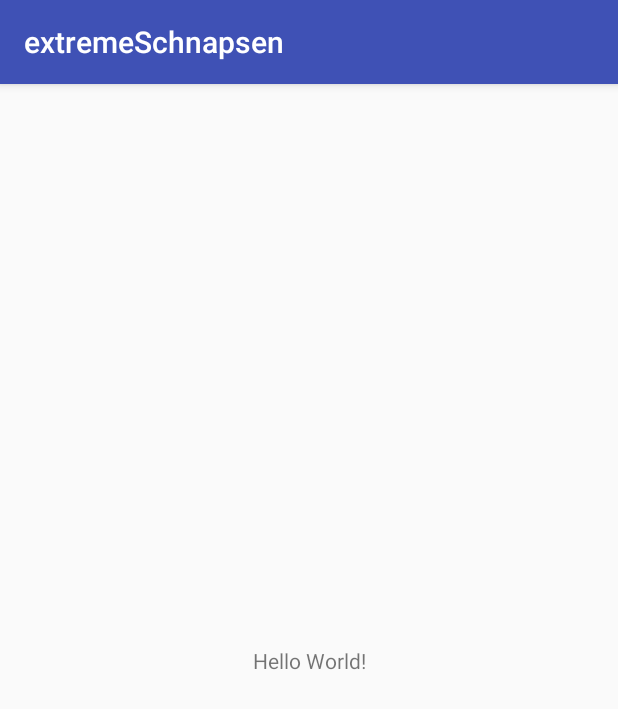
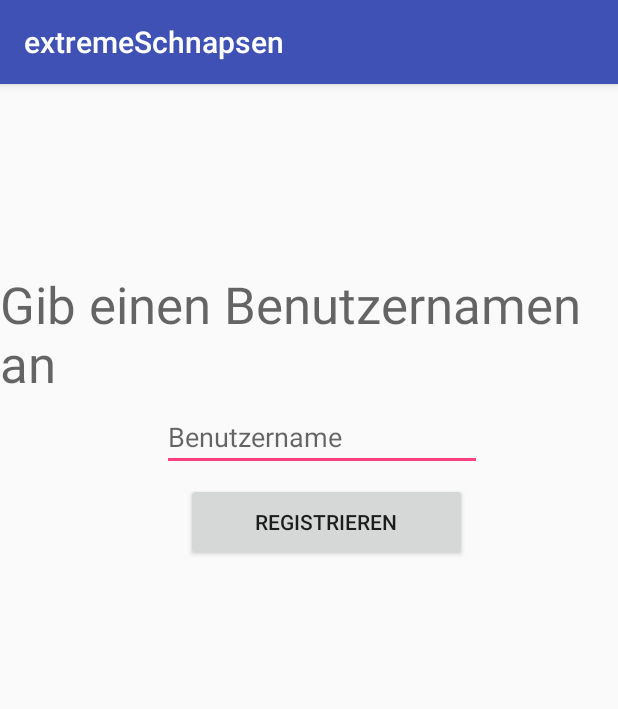
Before and after one commit to ChristianWuggenig/extremeSchnapsen, an Android app: the screen it shows after launch (Register), on a phone screen of 412 x 824 dp. Shown: the top 709 px of the screen. Run offline under Robolectric (Android 15) with nearby library versions, the phone set to English and light mode, and no system bars.

Commit message:
für Daniel: layout activity_register.xml kann jetzt bearbeitet werden

```diff
--- a/app/src/main/res/layout/activity_register.xml
+++ b/app/src/main/res/layout/activity_register.xml
@@ -7,12 +7,38 @@
     tools:context="cardfactory.com.extremeschnapsen.Register">
 
     <TextView
+        android:id="@+id/usernameTextView"
         android:layout_width="wrap_content"
         android:layout_height="wrap_content"
-        android:text="Hello World!"
+        android:text="@string/enter_username"
+        android:textAppearance="@style/TextAppearance.AppCompat.Display1"
         app:layout_constraintBottom_toBottomOf="parent"
+        app:layout_constraintHorizontal_bias="0.501"
         app:layout_constraintLeft_toLeftOf="parent"
         app:layout_constraintRight_toRightOf="parent"
-        app:layout_constraintTop_toTopOf="parent" />
+        app:layout_constraintTop_toTopOf="parent"
+        app:layout_constraintVertical_bias="0.181" />
+
+    <EditText
+        android:id="@+id/usernameEditText"
+        android:layout_width="wrap_content"
+        android:layout_height="wrap_content"
+        android:layout_marginStart="108dp"
+        android:layout_marginTop="4dp"
+        android:ems="10"
+        android:hint="@string/username_hint"
+        android:inputType="textPersonName"
+        app:layout_constraintStart_toStartOf="@+id/usernameTextView"
+        app:layout_constraintTop_toBottomOf="@+id/usernameTextView" />
+
+    <Button
+        android:id="@+id/registerBtn"
+        android:layout_width="187dp"
+        android:layout_height="52dp"
+        android:layout_marginStart="124dp"
+        android:layout_marginTop="8dp"
+        android:text="@string/registerBtn_Name"
+        app:layout_constraintStart_toStartOf="@+id/usernameTextView"
+        app:layout_constraintTop_toBottomOf="@+id/usernameEditText" />
 
 </android.support.constraint.ConstraintLayout>
--- a/app/src/main/res/values/strings.xml
+++ b/app/src/main/res/values/strings.xml
@@ -1,3 +1,6 @@
 <resources>
     <string name="app_name">extremeSchnapsen</string>
+    <string name="enter_username">Gib einen Benutzernamen an </string>
+    <string name="username_hint">Benutzername</string>
+    <string name="registerBtn_Name">Registrieren</string>
 </resources>
```
Also changed, not shown: 1 other file.
